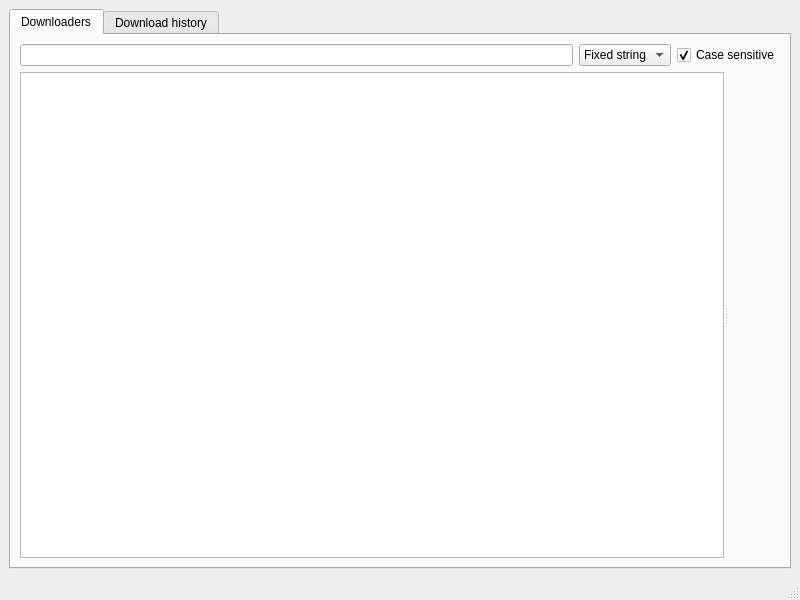
Qt form src/leechcraft.ui (0xd34df00d/leechcraft) before a commit.
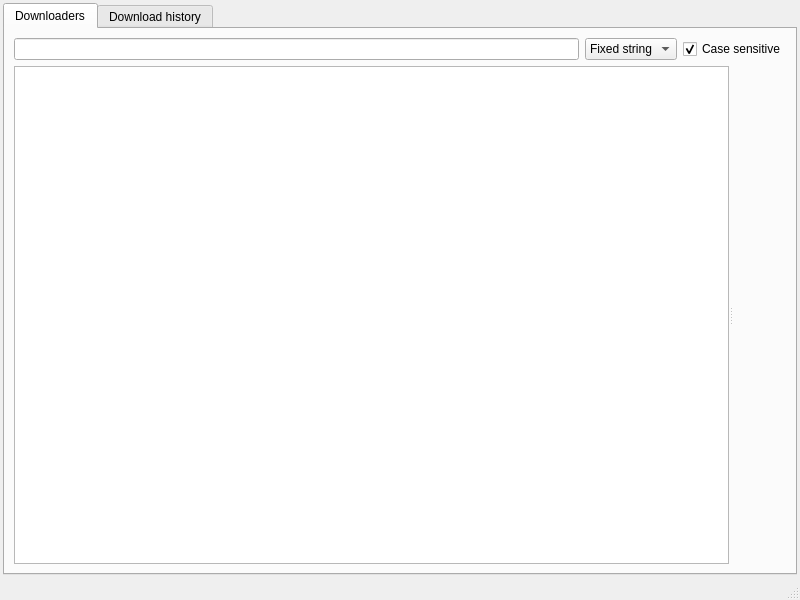
The same form after that commit. Icons and pictures are not drawn. Custom widgets are drawn as their Qt base class.

Commit message: * Core: +6 px from each side (smaller margins).

Diff of the .ui file:
```diff
--- a/src/leechcraft.ui
+++ b/src/leechcraft.ui
@@ -18,6 +18,9 @@
   </property>
   <widget class="QWidget" name="centralwidget" >
    <layout class="QVBoxLayout" name="verticalLayout" >
+    <property name="margin" >
+     <number>3</number>
+    </property>
     <item>
      <widget class="QTabWidget" name="MainTabWidget_" >
       <property name="currentIndex" >
```
